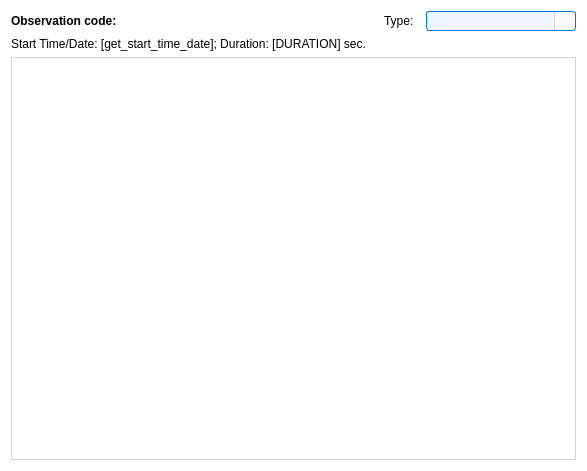
This is pastrocore/gui_pyside/tab_observation.ui in Torward1024/pAstroCORE as Qt 5 draws it before an edit. The edited form follows.
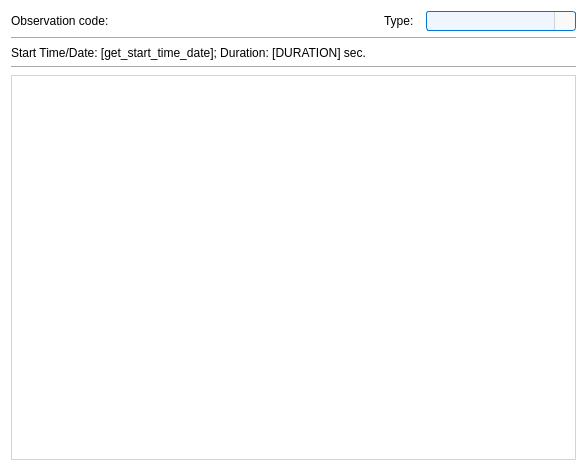
This is the edited form. Icons and pictures are not drawn.

```diff
--- a/pastrocore/gui_pyside/tab_observation.ui
+++ b/pastrocore/gui_pyside/tab_observation.ui
@@ -14,19 +14,6 @@
    <string notr="true">background-color: #ffffff; font-family: Arial;</string>
   </property>
   <layout class="QGridLayout" name="gridLayout">
-   <item row="1" column="0" colspan="5">
-    <widget class="QLabel" name="lbl_obs_info">
-     <property name="font">
-      <font>
-       <family>Arial</family>
-       <pointsize>9</pointsize>
-      </font>
-     </property>
-     <property name="text">
-      <string>Start Time/Date: [get_start_time_date]; Duration: [DURATION] sec.</string>
-     </property>
-    </widget>
-   </item>
    <item row="0" column="1">
     <widget class="QLineEdit" name="obs_name_edit">
      <property name="enabled">
@@ -61,12 +48,37 @@
      </property>
     </widget>
    </item>
+   <item row="4" column="0" colspan="5">
+    <widget class="QTabWidget" name="tabWidget">
+     <property name="styleSheet">
+      <string notr="true">QTabWidget::pane { border: 1px solid #d3d3d3; background: #ffffff; }
+               QTabBar::tab { background: #e0e0e0; padding: 8px;  border: 1px solid #d3d3d3;}
+               QTabBar::tab:selected { background: #ffffff; border-bottom: 2px solid #0078d7; }</string>
+     </property>
+     <property name="currentIndex">
+      <number>-1</number>
+     </property>
+    </widget>
+   </item>
+   <item row="2" column="0" colspan="5">
+    <widget class="QLabel" name="lbl_obs_info">
+     <property name="font">
+      <font>
+       <family>Arial</family>
+       <pointsize>9</pointsize>
+      </font>
+     </property>
+     <property name="text">
+      <string>Start Time/Date: [get_start_time_date]; Duration: [DURATION] sec.</string>
+     </property>
+    </widget>
+   </item>
    <item row="0" column="0">
     <widget class="QLabel" name="label_2">
      <property name="font">
       <font>
        <family>Arial</family>
-       <bold>true</bold>
+       <bold>false</bold>
       </font>
      </property>
      <property name="text">
@@ -74,6 +86,13 @@
      </property>
     </widget>
    </item>
+   <item row="0" column="2">
+    <widget class="QLabel" name="label">
+     <property name="text">
+      <string>Type:</string>
+     </property>
+    </widget>
+   </item>
    <item row="0" column="4">
     <widget class="QComboBox" name="combo_obs_type">
      <property name="enabled">
@@ -183,22 +202,17 @@
      </property>
     </widget>
    </item>
-   <item row="0" column="2">
-    <widget class="QLabel" name="label">
-     <property name="text">
-      <string>Type:</string>
+   <item row="1" column="0" colspan="5">
+    <widget class="Line" name="line">
+     <property name="orientation">
+      <enum>Qt::Orientation::Horizontal</enum>
      </property>
     </widget>
    </item>
-   <item row="2" column="0" colspan="5">
-    <widget class="QTabWidget" name="tabWidget">
-     <property name="styleSheet">
-      <string notr="true">QTabWidget::pane { border: 1px solid #d3d3d3; background: #ffffff; }
-               QTabBar::tab { background: #e0e0e0; padding: 8px;  border: 1px solid #d3d3d3;}
-               QTabBar::tab:selected { background: #ffffff; border-bottom: 2px solid #0078d7; }</string>
-     </property>
-     <property name="currentIndex">
-      <number>-1</number>
+   <item row="3" column="0" colspan="5">
+    <widget class="Line" name="line_2">
+     <property name="orientation">
+      <enum>Qt::Orientation::Horizontal</enum>
      </property>
     </widget>
    </item>
```
Left out of the diff: 4 changed lines with no effect on the pictures.
